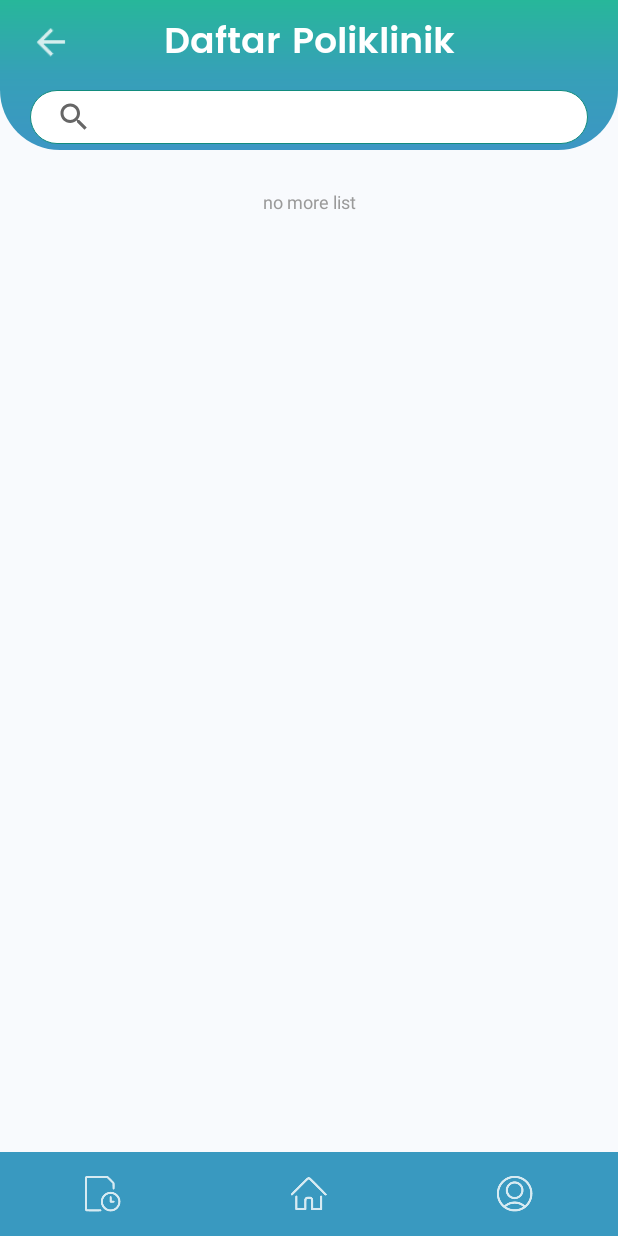
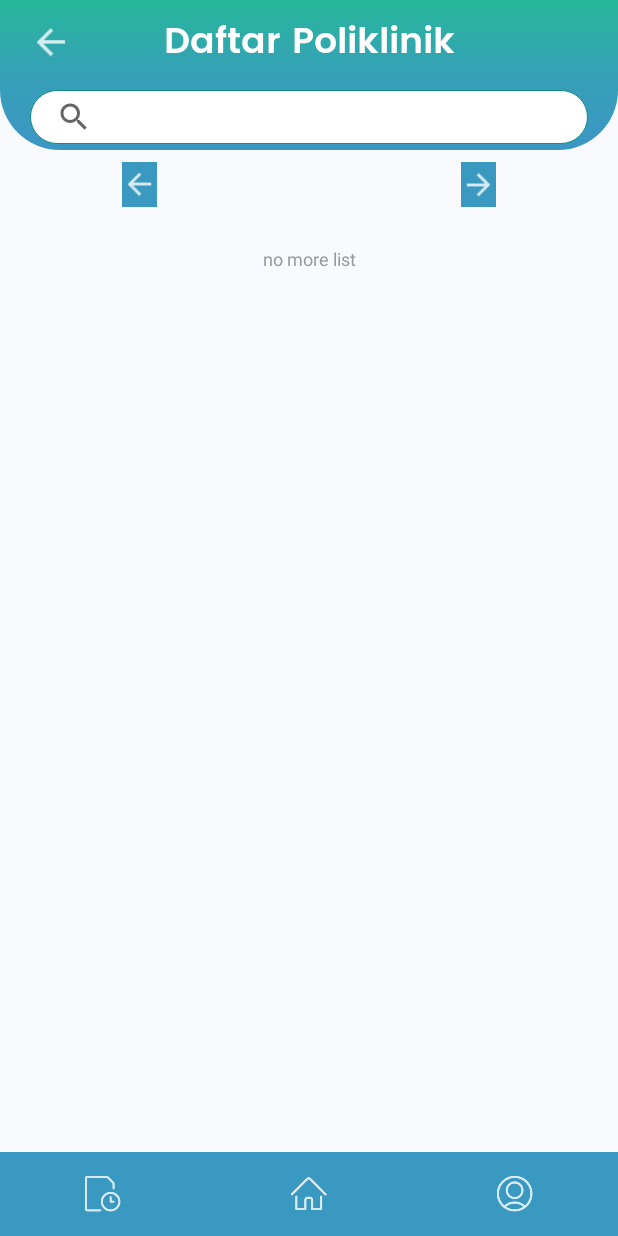
Before and after one commit to tesu-tesu/antrian-sehat-android, an Android app: the layout activity_list_poly.xml on its own in the app's theme, with its tools: preview values and no code run, on a phone screen of 412 x 824 dp. Run offline under Robolectric (Android 15) with nearby library versions, the phone set to English and light mode, and no system bars.

Commit message:
Pagination in List Poly worked

```diff
--- a/app/src/main/java/com/antriansehat/application/contract/ListPolyclinicContract.java
+++ b/app/src/main/java/com/antriansehat/application/contract/ListPolyclinicContract.java
@@ -13,15 +13,17 @@
         void endLoading();
         void showListPolyclinics(List<Polyclinic> data);
         void showError(String errorMessage);
+        void setPrevPage(String prevPage);
+        void setNextPage(String nextPage);
     }
 
     interface Presenter {
-        void getPolyclinic();
+        void getPolyclinic(int page);
         void getPolyclinicFromHA(String idHA);
     }
 
     interface Interactor {
-        void requestListPolyclinic(RequestCallback<Pagination<Polyclinic>> requestCallback);
+        void requestListPolyclinic(RequestCallback<Pagination<Polyclinic>> requestCallback, int page);
         void requestListPolyclinic(RequestCallback<List<PolymasterFromSelectedHA>> requestCallback, String idHA);
     }
 }
--- a/app/src/main/java/com/antriansehat/application/interactor/ListPolyclinicInteractor.java
+++ b/app/src/main/java/com/antriansehat/application/interactor/ListPolyclinicInteractor.java
@@ -25,8 +25,8 @@
     }
 
     @Override
-    public void requestListPolyclinic(final RequestCallback<Pagination<Polyclinic>> requestCallback) {
-        AndroidNetworking.get(ApiConstant.BASE_URL + "admin/poly-master")
+    public void requestListPolyclinic(final RequestCallback<Pagination<Polyclinic>> requestCallback, int page) {
+        AndroidNetworking.get(ApiConstant.BASE_URL + "admin/poly-master?page=" + page)
                 .addHeaders("Authorization", "Bearer " + sharedPreferencesUtil.getToken())
                 .build()
                 .getAsObject(ListPolyclinicResponse.class, new ParsedRequestListener<ListPolyclinicResponse>() {
--- a/app/src/main/res/layout/activity_list_poly.xml
+++ b/app/src/main/res/layout/activity_list_poly.xml
@@ -87,6 +87,47 @@
 
         </LinearLayout>
 
+        <LinearLayout
+            android:id="@+id/navigationPage"
+            android:layout_marginTop="8dp"
+            app:layout_constraintEnd_toEndOf="parent"
+            app:layout_constraintStart_toStartOf="parent"
+            app:layout_constraintTop_toBottomOf="@+id/topNav"
+            android:orientation="horizontal"
+            android:layout_width="match_parent"
+            android:layout_height="wrap_content">
+
+            <androidx.constraintlayout.widget.ConstraintLayout
+                android:layout_width="match_parent"
+                android:layout_height="wrap_content" >
+
+                <ImageView
+                    android:id="@+id/btPrev"
+                    android:layout_width="23dp"
+                    android:layout_height="30dp"
+                    android:background="@color/bottom_bar"
+                    app:layout_constraintEnd_toStartOf="@id/btNext"
+                    app:layout_constraintStart_toStartOf="parent"
+                    app:layout_constraintTop_toTopOf="parent"
+                    app:srcCompat="@drawable/ic_left_back" />
+
+                <ImageView
+                    android:id="@+id/btNext"
+                    android:layout_width="23dp"
+                    android:layout_height="30dp"
+                    android:layout_marginStart="122dp"
+                    android:background="@color/bottom_bar"
+                    android:rotation="180"
+                    app:layout_constraintBottom_toBottomOf="@+id/btPrev"
+                    app:layout_constraintEnd_toEndOf="parent"
+                    app:layout_constraintStart_toEndOf="@+id/btPrev"
+                    app:layout_constraintTop_toTopOf="@+id/btPrev"
+                    app:srcCompat="@drawable/ic_left_back" />
+
+            </androidx.constraintlayout.widget.ConstraintLayout>
+
+        </LinearLayout>
+
         <ProgressBar
             android:id="@+id/progressBar"
             android:layout_width="wrap_content"
@@ -94,7 +135,7 @@
             android:visibility="gone"
             app:layout_constraintEnd_toEndOf="parent"
             app:layout_constraintStart_toStartOf="parent"
-            app:layout_constraintTop_toBottomOf="@+id/topNav" />
+            app:layout_constraintTop_toBottomOf="@+id/navigationPage" />
 
         <ScrollView
             android:id="@+id/scrollViewWrapper"
@@ -109,7 +150,7 @@
             <LinearLayout
                 android:layout_width="match_parent"
                 android:layout_height="wrap_content"
-                android:layout_marginHorizontal="5dp"
+                android:layout_marginHorizontal="32dp"
                 android:orientation="vertical">
 
                 <androidx.recyclerview.widget.RecyclerView
```
Also changed, not shown: app/src/main/java/com/antriansehat/application/adapter/EndlessRecyclerViewScrollListener.java (added, +106 -0 lines), app/src/main/java/com/antriansehat/application/model/Pagination.java (+20 -1 lines), app/src/main/java/com/antriansehat/application/presenter/ListPolyclinicPresenter.java (+6 -2 lines), app/src/main/java/com/antriansehat/application/view/ListPolyclinicActivity.java (+33 -1 lines).
